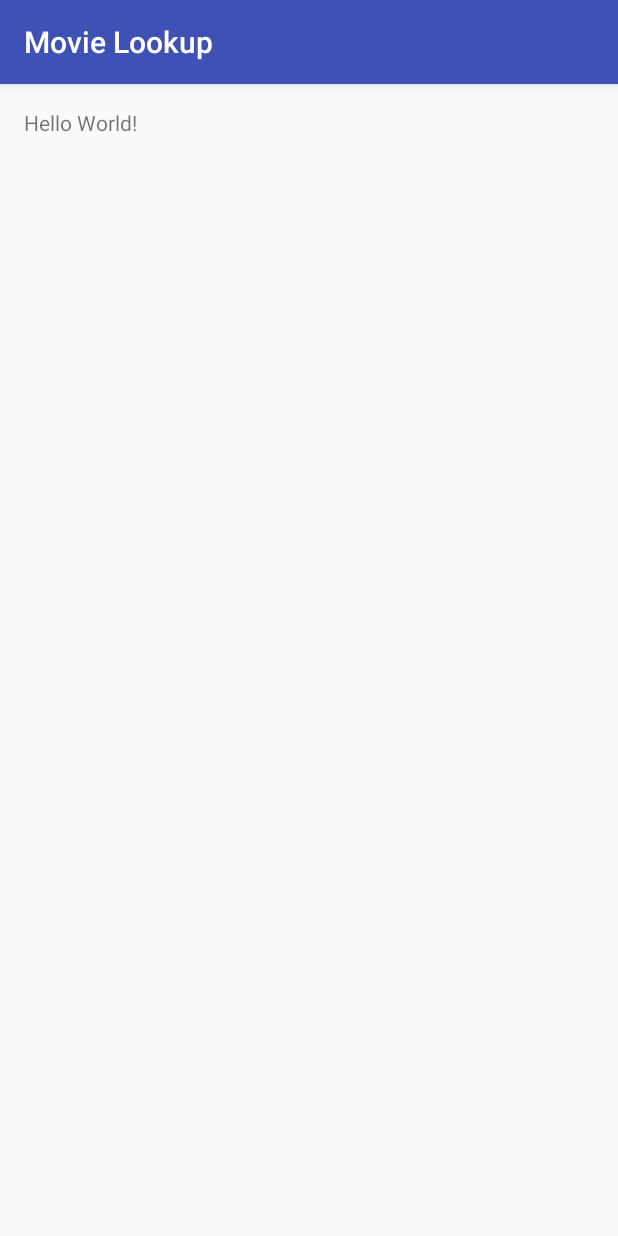
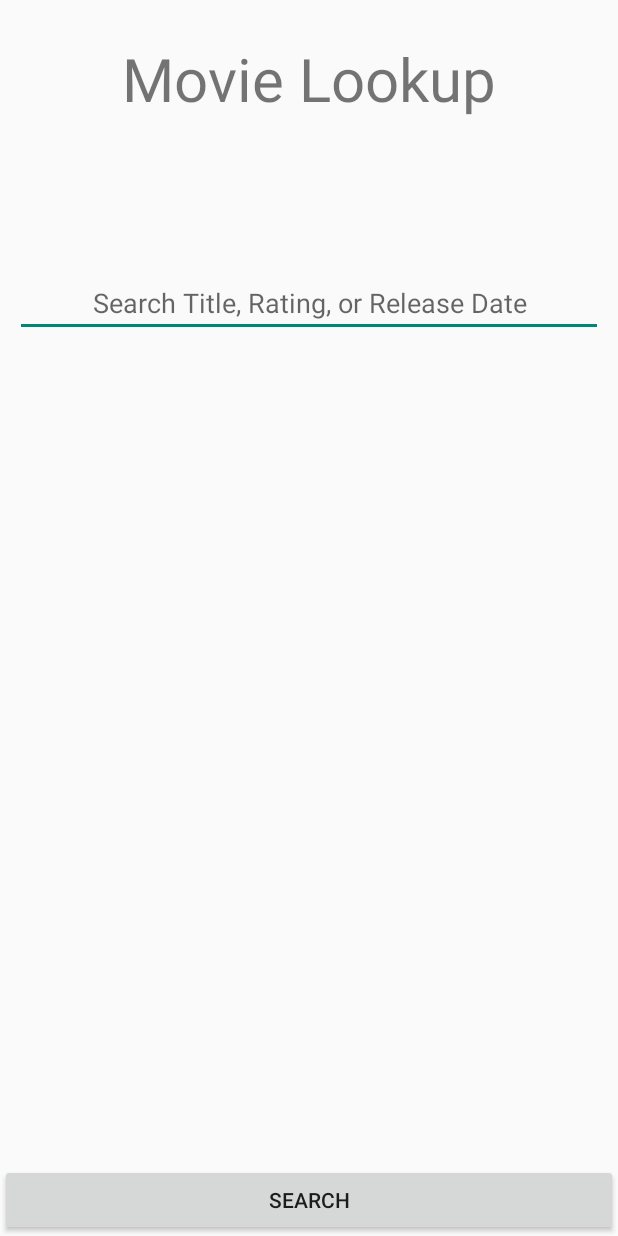
Before and after one commit to darenschaad/Android_Movie-Search, an Android app: the screen it shows after launch (MainActivity), on a phone screen of 412 x 824 dp. Run offline under Robolectric (Android 15) with nearby library versions, the phone set to English and light mode, and no system bars; our stand-ins replace ButterKnife.

Commit message:
Add new activity w/ functionality to travel there

```diff
--- a/app/build.gradle
+++ b/app/build.gradle
@@ -23,4 +23,5 @@ dependencies {
     compile fileTree(dir: 'libs', include: ['*.jar'])
     testCompile 'junit:junit:4.12'
     compile 'com.android.support:appcompat-v7:23.3.0'
+    compile 'com.jakewharton:butterknife:7.0.1'
 }
--- /dev/null
+++ b/app/src/main/java/com/epicodus/movielookup/ui/MainActivity.java
@@ -0,0 +1,45 @@
+package com.epicodus.movielookup.ui;
+
+import android.content.Intent;
+import android.support.v7.app.AppCompatActivity;
+import android.os.Bundle;
+import android.support.v7.widget.ContentFrameLayout;
+import android.view.View;
+import android.widget.Button;
+import android.widget.EditText;
+
+import com.epicodus.movielookup.R;
+
+import butterknife.Bind;
+import butterknife.ButterKnife;
+
+public class MainActivity extends AppCompatActivity implements View.OnClickListener {
+    @Bind(R.id.movieSearchButton)
+    Button mMovieSearchButton;
+    @Bind(R.id.movieSearchEditText)
+    EditText mMovieSearchEditText;
+
+    @Override
+    protected void onCreate(Bundle savedInstanceState) {
+        super.onCreate(savedInstanceState);
+        setContentView(R.layout.activity_main);
+        ButterKnife.bind(this);
+
+        mMovieSearchButton.setOnClickListener(this);
+    }
+
+    @Override
+    public void onClick(View v) {
+        switch (v.getId()) {
+            case R.id.movieSearchButton:
+                String searchInfo = mMovieSearchEditText.getText().toString();
+                Intent goToMovieList = new Intent(MainActivity.this, MovieListActivity.class);
+                goToMovieList.putExtra("searchInfo", searchInfo);
+                startActivity(goToMovieList);
+                break;
+            default:
+                break;
+        }
+
+    }
+}
--- a/app/src/main/java/com/epicodus/movielookup/MainActivity.java
+++ b/app/src/main/java/com/epicodus/movielookup/ui/MovieListActivity.java
@@ -1,13 +1,16 @@
-package com.epicodus.movielookup;
+package com.epicodus.movielookup.ui;
 
 import android.support.v7.app.AppCompatActivity;
 import android.os.Bundle;
 
-public class MainActivity extends AppCompatActivity {
+import com.epicodus.movielookup.R;
+
+public class MovieListActivity extends AppCompatActivity {
 
     @Override
     protected void onCreate(Bundle savedInstanceState) {
         super.onCreate(savedInstanceState);
-        setContentView(R.layout.activity_main);
+        setContentView(R.layout.activity_movie_list);
+
     }
 }
--- a/app/src/main/res/layout/activity_main.xml
+++ b/app/src/main/res/layout/activity_main.xml
@@ -4,14 +4,36 @@
     xmlns:tools="http://schemas.android.com/tools"
     android:layout_width="match_parent"
     android:layout_height="match_parent"
-    android:paddingLeft="@dimen/activity_horizontal_margin"
-    android:paddingRight="@dimen/activity_horizontal_margin"
-    android:paddingTop="@dimen/activity_vertical_margin"
-    android:paddingBottom="@dimen/activity_vertical_margin"
-    tools:context="com.epicodus.movielookup.MainActivity">
+    tools:context=".ui.MainActivity">
 
     <TextView
-        android:text="Hello World!"
+        android:text="Movie Lookup"
         android:layout_width="wrap_content"
-        android:layout_height="wrap_content" />
+        android:layout_height="wrap_content"
+        android:layout_marginTop="25dp"
+        android:layout_alignParentTop="true"
+        android:layout_centerHorizontal="true"
+        android:id="@+id/movieLookupTextView"
+        android:textSize="40sp" />
+
+    <EditText
+        android:layout_width="match_parent"
+        android:layout_height="wrap_content"
+        android:id="@+id/movieSearchEditText"
+        android:layout_marginTop="100dp"
+        android:layout_below="@+id/movieLookupTextView"
+        android:layout_alignParentLeft="true"
+        android:layout_alignParentStart="true"
+        android:hint="Search Title, Rating, or Release Date"
+        android:textAlignment="center"
+        android:layout_marginRight="10dp"
+        android:layout_marginLeft="10dp" />
+
+    <Button
+        android:layout_width="match_parent"
+        android:layout_height="wrap_content"
+        android:text="Search"
+        android:id="@+id/movieSearchButton"
+        android:layout_alignParentBottom="true"
+        android:layout_centerHorizontal="true" />
 </RelativeLayout>
--- a/app/src/main/res/values/colors.xml
+++ b/app/src/main/res/values/colors.xml
@@ -1,6 +1,11 @@
 <?xml version="1.0" encoding="utf-8"?>
 <resources>
-    <color name="colorPrimary">#3F51B5</color>
-    <color name="colorPrimaryDark">#303F9F</color>
-    <color name="colorAccent">#FF4081</color>
+<color name="primary">#03A9F4</color>
+<color name="primary_dark">#0288D1</color>
+<color name="primary_light">#B3E5FC</color>
+<color name="accent">#FFEB3B</color>
+<color name="primary_text">#212121</color>
+<color name="secondary_text">#727272</color>
+<color name="icons">#FFFFFF</color>
+<color name="divider">#B6B6B6</color>
 </resources>
--- a/app/src/main/res/values/styles.xml
+++ b/app/src/main/res/values/styles.xml
@@ -3,9 +3,13 @@
     <!-- Base application theme. -->
     <style name="AppTheme" parent="Theme.AppCompat.Light.DarkActionBar">
         <!-- Customize your theme here. -->
-        <item name="colorPrimary">@color/colorPrimary</item>
-        <item name="colorPrimaryDark">@color/colorPrimaryDark</item>
-        <item name="colorAccent">@color/colorAccent</item>
+        <item name="colorPrimary">@color/primary</item>
+        <item name="colorPrimaryDark">@color/primary_dark</item>
+        <item name="colorAccent">@color/accent</item>
+    </style>
+    <style name="NoActionBarTheme" parent="Theme.AppCompat.Light.NoActionBar">
+        <item name="colorPrimaryDark">@color/primary_dark</item>
     </style>
 
+
 </resources>
```
Also changed, not shown: app/src/main/AndroidManifest.xml (+10 -3 lines), app/src/main/res/layout/activity_movie_list.xml (added, +12 -0 lines).
